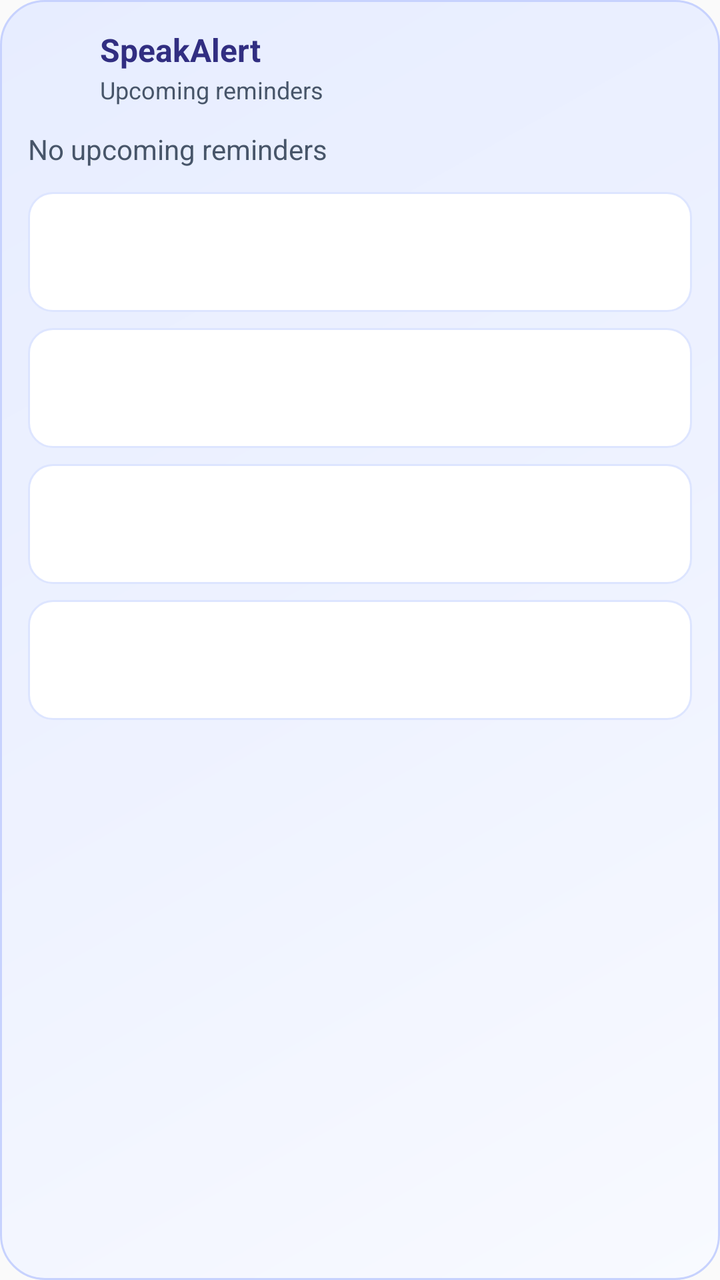
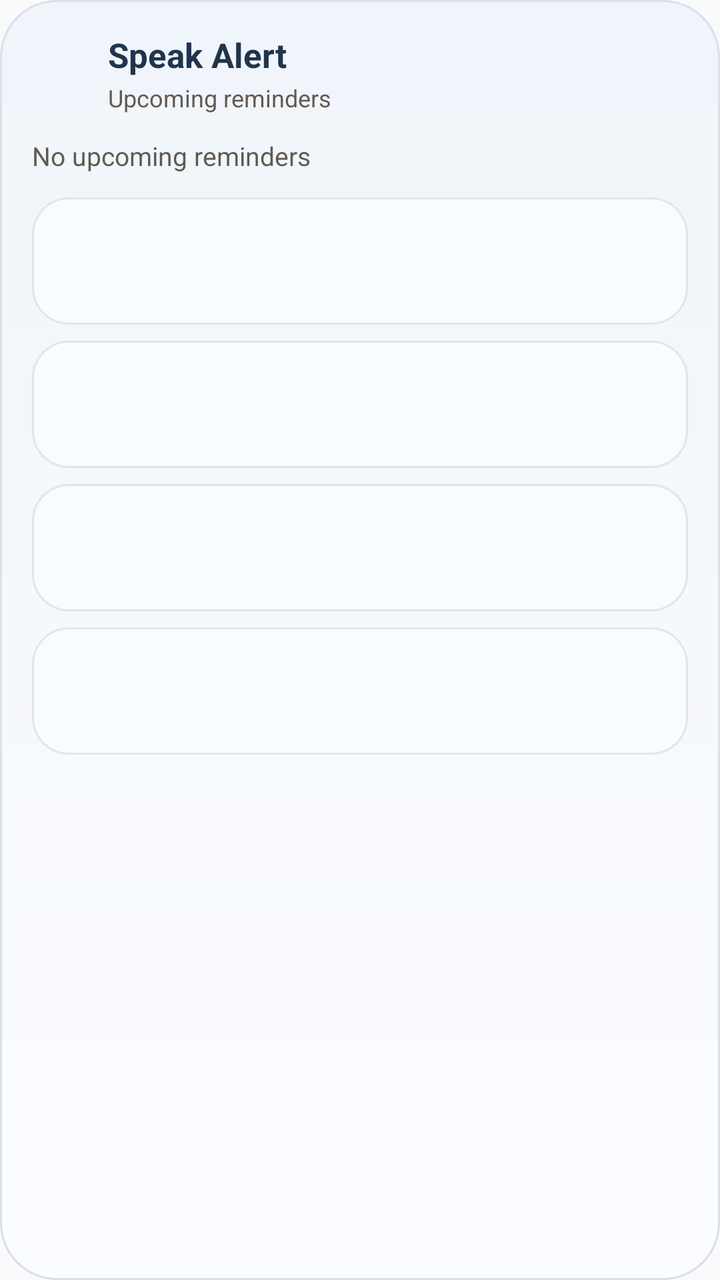

The first picture is an Android layout as it rendered before a commit; the second is the same layout after the commit. The layout source and the unified diff follow.
<!-- AndroidManifest.xml: application theme android:Theme.Material.Light.NoActionBar -->
<!-- res/layout/widget_upcoming_reminders.xml -->
<?xml version="1.0" encoding="utf-8"?>
<LinearLayout xmlns:android="http://schemas.android.com/apk/res/android"
    android:layout_width="match_parent"
    android:layout_height="wrap_content"
    android:background="@drawable/widget_surface"
    android:orientation="vertical"
    android:padding="14dp">

    <LinearLayout
        android:layout_width="match_parent"
        android:layout_height="wrap_content"
        android:gravity="center_vertical"
        android:orientation="horizontal">

        <ImageView
            android:layout_width="26dp"
            android:layout_height="26dp"
            android:src="@mipmap/ic_launcher_round"
            android:contentDescription="SpeakAlert icon" />

        <LinearLayout
            android:layout_width="wrap_content"
            android:layout_height="wrap_content"
            android:layout_marginStart="10dp"
            android:orientation="vertical">

            <TextView
                android:layout_width="wrap_content"
                android:layout_height="wrap_content"
                android:text="SpeakAlert"
                android:textColor="#FF312E81"
                android:textSize="16sp"
                android:textStyle="bold" />

            <TextView
                android:id="@+id/upcoming_subtitle"
                android:layout_width="wrap_content"
                android:layout_height="wrap_content"
                android:layout_marginTop="1dp"
                android:text="Upcoming reminders"
                android:textColor="#FF475569"
                android:textSize="12sp" />
        </LinearLayout>
    </LinearLayout>

    <TextView
        android:id="@+id/upcoming_empty"
        android:layout_width="match_parent"
        android:layout_height="wrap_content"
        android:layout_marginTop="12dp"
        android:text="No upcoming reminders"
        android:textColor="#FF475569"
        android:textSize="14sp" />

    <LinearLayout
        android:id="@+id/upcoming_row_1"
        android:layout_width="match_parent"
        android:layout_height="wrap_content"
        android:layout_marginTop="12dp"
        android:background="@drawable/widget_item_surface"
        android:orientation="vertical"
        android:padding="10dp">

        <TextView
            android:id="@+id/upcoming_title_1"
            android:layout_width="match_parent"
            android:layout_height="wrap_content"
            android:ellipsize="end"
            android:maxLines="1"
            android:textColor="#FF1F2937"
            android:textSize="15sp"
            android:textStyle="bold" />

        <TextView
            android:id="@+id/upcoming_time_1"
            android:layout_width="match_parent"
            android:layout_height="wrap_content"
            android:layout_marginTop="2dp"
            android:ellipsize="end"
            android:maxLines="1"
            android:textColor="#FF475569"
            android:textSize="13sp" />
    </LinearLayout>

    <LinearLayout
        android:id="@+id/upcoming_row_2"
        android:layout_width="match_parent"
        android:layout_height="wrap_content"
        android:layout_marginTop="8dp"
        android:background="@drawable/widget_item_surface"
        android:orientation="vertical"
        android:padding="10dp">

        <TextView
            android:id="@+id/upcoming_title_2"
            android:layout_width="match_parent"
            android:layout_height="wrap_content"
            android:ellipsize="end"
            android:maxLines="1"
            android:textColor="#FF1F2937"
            android:textSize="15sp"
            android:textStyle="bold" />

        <TextView
            android:id="@+id/upcoming_time_2"
            android:layout_width="match_parent"
            android:layout_height="wrap_content"
            android:layout_marginTop="2dp"
            android:ellipsize="end"
            android:maxLines="1"
            android:textColor="#FF475569"
            android:textSize="13sp" />
    </LinearLayout>

    <LinearLayout
        android:id="@+id/upcoming_row_3"
        android:layout_width="match_parent"
        android:layout_height="wrap_content"
        android:layout_marginTop="8dp"
        android:background="@drawable/widget_item_surface"
        android:orientation="vertical"
        android:padding="10dp">

        <TextView
            android:id="@+id/upcoming_title_3"
            android:layout_width="match_parent"
            android:layout_height="wrap_content"
            android:ellipsize="end"
            android:maxLines="1"
            android:textColor="#FF1F2937"
            android:textSize="15sp"
            android:textStyle="bold" />

        <TextView
            android:id="@+id/upcoming_time_3"
            android:layout_width="match_parent"
            android:layout_height="wrap_content"
            android:layout_marginTop="2dp"
            android:ellipsize="end"
            android:maxLines="1"
            android:textColor="#FF475569"
            android:textSize="13sp" />
    </LinearLayout>

    <LinearLayout
        android:id="@+id/upcoming_row_4"
        android:layout_width="match_parent"
        android:layout_height="wrap_content"
        android:layout_marginTop="8dp"
        android:background="@drawable/widget_item_surface"
        android:orientation="vertical"
        android:padding="10dp">

        <TextView
            android:id="@+id/upcoming_title_4"
            android:layout_width="match_parent"
            android:layout_height="wrap_content"
            android:ellipsize="end"
            android:maxLines="1"
            android:textColor="#FF1F2937"
            android:textSize="15sp"
            android:textStyle="bold" />

        <TextView
            android:id="@+id/upcoming_time_4"
            android:layout_width="match_parent"
            android:layout_height="wrap_content"
            android:layout_marginTop="2dp"
            android:ellipsize="end"
            android:maxLines="1"
            android:textColor="#FF475569"
            android:textSize="13sp" />
    </LinearLayout>
</LinearLayout>
<!-- resources referenced by this layout -->
<resources>
  <!-- drawable widget_item_surface (drawable) -->
  <?xml version="1.0" encoding="utf-8"?>
  <shape xmlns:android="http://schemas.android.com/apk/res/android" android:shape="rectangle">
      <solid android:color="#FFFFFFFF" />
      <corners android:radius="12dp" />
      <stroke
          android:width="1dp"
          android:color="#FFDDE5FF" />
  </shape>
  <!-- drawable widget_surface (drawable) -->
  <?xml version="1.0" encoding="utf-8"?>
  <shape xmlns:android="http://schemas.android.com/apk/res/android" android:shape="rectangle">
      <gradient
          android:angle="135"
          android:startColor="#FFF8FAFF"
          android:centerColor="#FFEEF2FF"
          android:endColor="#FFE7EDFF" />
      <corners android:radius="22dp" />
      <stroke
          android:width="1dp"
          android:color="#FFC7D2FE" />
      <padding
          android:left="12dp"
          android:top="12dp"
          android:right="12dp"
          android:bottom="12dp" />
  </shape>
  <!-- mipmap ic_launcher_round (mipmap-anydpi-v26) -->
  <?xml version="1.0" encoding="utf-8"?>
  <adaptive-icon xmlns:android="http://schemas.android.com/apk/res/android">
      <background android:drawable="@color/ic_launcher_background" />
      <foreground android:drawable="@mipmap/ic_launcher_foreground" />
  </adaptive-icon>
  <color name="ic_launcher_background">#1A4ED8</color>
</resources>

<!-- the commit's change to res/layout/widget_upcoming_reminders.xml (unified diff, before → after) -->
@@ -4,7 +4,7 @@
     android:layout_height="wrap_content"
     android:background="@drawable/widget_surface"
     android:orientation="vertical"
-    android:padding="14dp">
+    android:padding="16dp">
 
     <LinearLayout
         android:layout_width="match_parent"
@@ -16,29 +16,29 @@
             android:layout_width="26dp"
             android:layout_height="26dp"
             android:src="@mipmap/ic_launcher_round"
-            android:contentDescription="SpeakAlert icon" />
+            android:contentDescription="@string/app_name" />
 
         <LinearLayout
             android:layout_width="wrap_content"
             android:layout_height="wrap_content"
-            android:layout_marginStart="10dp"
+            android:layout_marginStart="12dp"
             android:orientation="vertical">
 
             <TextView
                 android:layout_width="wrap_content"
                 android:layout_height="wrap_content"
-                android:text="SpeakAlert"
-                android:textColor="#FF312E81"
-                android:textSize="16sp"
+                android:text="@string/app_name"
+                android:textColor="@color/widget_text_primary"
+                android:textSize="17sp"
                 android:textStyle="bold" />
 
             <TextView
                 android:id="@+id/upcoming_subtitle"
                 android:layout_width="wrap_content"
                 android:layout_height="wrap_content"
-                android:layout_marginTop="1dp"
+                android:layout_marginTop="2dp"
                 android:text="Upcoming reminders"
-                android:textColor="#FF475569"
+                android:textColor="@color/widget_text_secondary"
                 android:textSize="12sp" />
         </LinearLayout>
     </LinearLayout>
@@ -49,8 +49,8 @@
         android:layout_height="wrap_content"
         android:layout_marginTop="12dp"
         android:text="No upcoming reminders"
-        android:textColor="#FF475569"
-        android:textSize="14sp" />
+        android:textColor="@color/widget_text_secondary"
+        android:textSize="13sp" />
 
     <LinearLayout
         android:id="@+id/upcoming_row_1"
@@ -59,7 +59,7 @@
         android:layout_marginTop="12dp"
         android:background="@drawable/widget_item_surface"
         android:orientation="vertical"
-        android:padding="10dp">
+        android:padding="12dp">
 
         <TextView
             android:id="@+id/upcoming_title_1"
@@ -67,18 +67,18 @@
             android:layout_height="wrap_content"
             android:ellipsize="end"
             android:maxLines="1"
-            android:textColor="#FF1F2937"
-            android:textSize="15sp"
+            android:textColor="@color/widget_item_text_primary"
+            android:textSize="14sp"
             android:textStyle="bold" />
 
         <TextView
             android:id="@+id/upcoming_time_1"
             android:layout_width="match_parent"
             android:layout_height="wrap_content"
-            android:layout_marginTop="2dp"
+            android:layout_marginTop="3dp"
             android:ellipsize="end"
             android:maxLines="1"
-            android:textColor="#FF475569"
+            android:textColor="@color/widget_text_secondary"
             android:textSize="13sp" />
     </LinearLayout>
 
@@ -89,7 +89,7 @@
         android:layout_marginTop="8dp"
         android:background="@drawable/widget_item_surface"
         android:orientation="vertical"
-        android:padding="10dp">
+        android:padding="12dp">
 
         <TextView
             android:id="@+id/upcoming_title_2"
@@ -97,18 +97,18 @@
             android:layout_height="wrap_content"
             android:ellipsize="end"
             android:maxLines="1"
-            android:textColor="#FF1F2937"
-            android:textSize="15sp"
+            android:textColor="@color/widget_item_text_primary"
+            android:textSize="14sp"
             android:textStyle="bold" />
 
         <TextView
             android:id="@+id/upcoming_time_2"
             android:layout_width="match_parent"
             android:layout_height="wrap_content"
-            android:layout_marginTop="2dp"
+            android:layout_marginTop="3dp"
             android:ellipsize="end"
             android:maxLines="1"
-            android:textColor="#FF475569"
+            android:textColor="@color/widget_text_secondary"
             android:textSize="13sp" />
     </LinearLayout>
 
@@ -119,7 +119,7 @@
         android:layout_marginTop="8dp"
         android:background="@drawable/widget_item_surface"
         android:orientation="vertical"
-        android:padding="10dp">
+        android:padding="12dp">
 
         <TextView
             android:id="@+id/upcoming_title_3"
@@ -127,18 +127,18 @@
             android:layout_height="wrap_content"
             android:ellipsize="end"
             android:maxLines="1"
-            android:textColor="#FF1F2937"
-            android:textSize="15sp"
+            android:textColor="@color/widget_item_text_primary"
+            android:textSize="14sp"
             android:textStyle="bold" />
 
         <TextView
             android:id="@+id/upcoming_time_3"
             android:layout_width="match_parent"
             android:layout_height="wrap_content"
-            android:layout_marginTop="2dp"
+            android:layout_marginTop="3dp"
             android:ellipsize="end"
             android:maxLines="1"
-            android:textColor="#FF475569"
+            android:textColor="@color/widget_text_secondary"
             android:textSize="13sp" />
     </LinearLayout>
 
@@ -149,7 +149,7 @@
         android:layout_marginTop="8dp"
         android:background="@drawable/widget_item_surface"
         android:orientation="vertical"
-        android:padding="10dp">
+        android:padding="12dp">
 
         <TextView
             android:id="@+id/upcoming_title_4"
@@ -157,18 +157,18 @@
             android:layout_height="wrap_content"
             android:ellipsize="end"
             android:maxLines="1"
-            android:textColor="#FF1F2937"
-            android:textSize="15sp"
+            android:textColor="@color/widget_item_text_primary"
+            android:textSize="14sp"
             android:textStyle="bold" />
 
         <TextView
             android:id="@+id/upcoming_time_4"
             android:layout_width="match_parent"
             android:layout_height="wrap_content"
-            android:layout_marginTop="2dp"
+            android:layout_marginTop="3dp"
             android:ellipsize="end"
             android:maxLines="1"
-            android:textColor="#FF475569"
+            android:textColor="@color/widget_text_secondary"
             android:textSize="13sp" />
     </LinearLayout>
 </LinearLayout>
<!-- resource entries referenced after the edit -->
@@ -1,31 +1,34 @@
 <!-- resources referenced by this layout -->
 <resources>
+  <color name="widget_item_text_primary">#FF191816</color>
+  <color name="widget_text_primary">#FF20344D</color>
+  <color name="widget_text_secondary">#FF605A52</color>
   <!-- drawable widget_item_surface (drawable) -->
   <?xml version="1.0" encoding="utf-8"?>
   <shape xmlns:android="http://schemas.android.com/apk/res/android" android:shape="rectangle">
-      <solid android:color="#FFFFFFFF" />
-      <corners android:radius="12dp" />
+      <solid android:color="@color/widget_item_surface" />
+      <corners android:radius="18dp" />
       <stroke
           android:width="1dp"
-          android:color="#FFDDE5FF" />
+          android:color="@color/widget_item_stroke" />
   </shape>
   <!-- drawable widget_surface (drawable) -->
   <?xml version="1.0" encoding="utf-8"?>
   <shape xmlns:android="http://schemas.android.com/apk/res/android" android:shape="rectangle">
       <gradient
-          android:angle="135"
-          android:startColor="#FFF8FAFF"
-          android:centerColor="#FFEEF2FF"
-          android:endColor="#FFE7EDFF" />
-      <corners android:radius="22dp" />
+          android:angle="90"
+          android:startColor="@color/widget_surface_start"
+          android:centerColor="@color/widget_surface_center"
+          android:endColor="@color/widget_surface_end" />
+      <corners android:radius="28dp" />
       <stroke
           android:width="1dp"
-          android:color="#FFC7D2FE" />
+          android:color="@color/widget_surface_stroke" />
       <padding
-          android:left="12dp"
-          android:top="12dp"
-          android:right="12dp"
-          android:bottom="12dp" />
+          android:left="14dp"
+          android:top="14dp"
+          android:right="14dp"
+          android:bottom="14dp" />
   </shape>
   <!-- mipmap ic_launcher_round (mipmap-anydpi-v26) -->
   <?xml version="1.0" encoding="utf-8"?>
@@ -33,6 +36,13 @@
       <background android:drawable="@color/ic_launcher_background" />
       <foreground android:drawable="@mipmap/ic_launcher_foreground" />
   </adaptive-icon>
+  <string name="app_name">Speak Alert</string>
+  <color name="widget_item_surface">#FFF8FBFF</color>
+  <color name="widget_item_stroke">#FFDEE6F0</color>
+  <color name="widget_surface_start">#FFFBFCFF</color>
+  <color name="widget_surface_center">#FFF5F8FC</color>
+  <color name="widget_surface_end">#FFF0F5FB</color>
+  <color name="widget_surface_stroke">#FFD6E1EC</color>
   <color name="ic_launcher_background">#1A4ED8</color>
 </resources>
 
